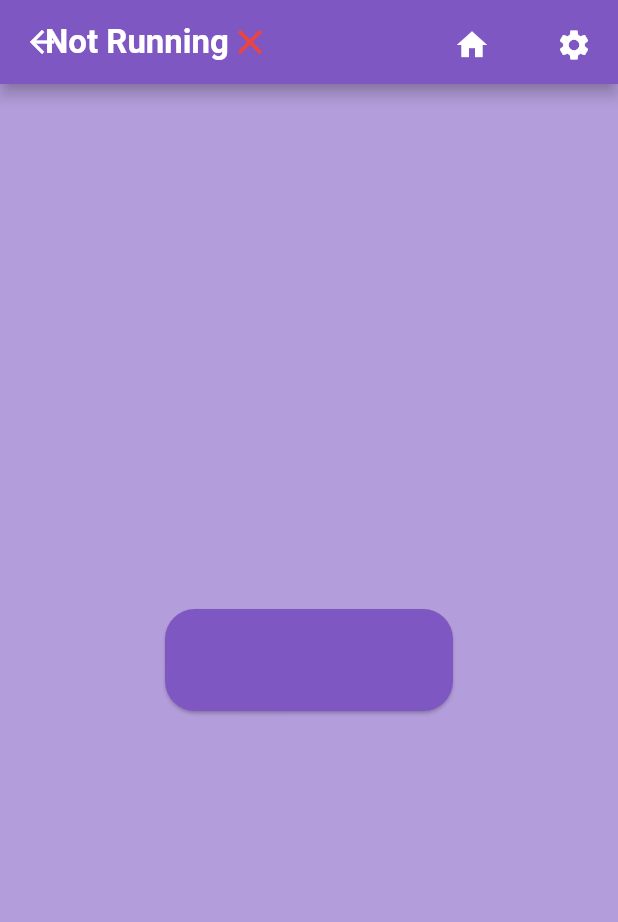
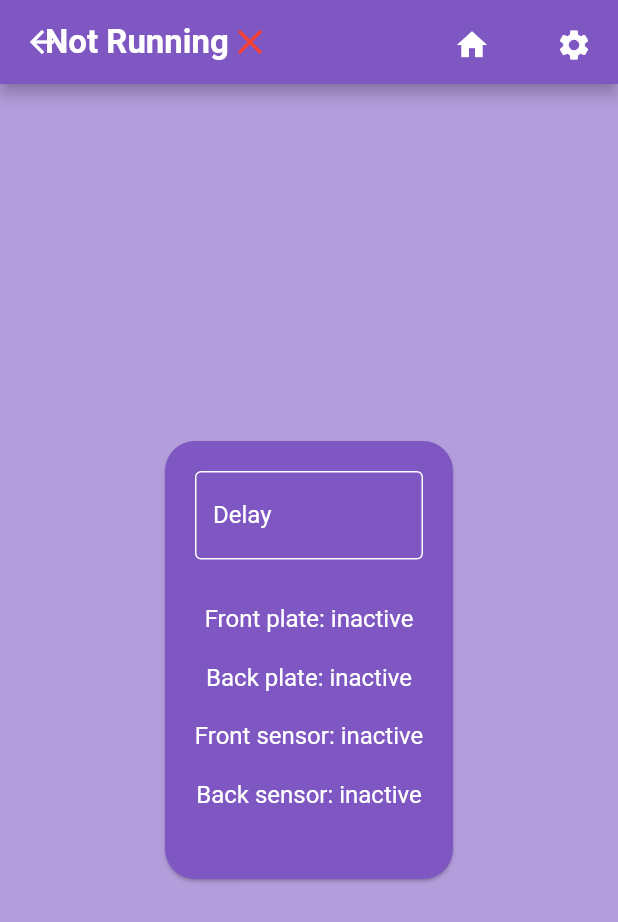
Before and after one commit to RobinsonEngineering/RoboCarApp, a Flutter app: the screen it shows after launch, after a tap on the "settings" icon, on a phone screen of 412 x 824 dp. Shown: the top 922 px of the screen. Run offline on Flutter 3.47's test engine with Material 2 defaults, Android fonts, the phone set to English and light mode, and no system bars; our stand-ins replace riverpod; statements that could not run were skipped.

Commit message:
Added delay field

```diff
--- a/lib/components/socket.dart
+++ b/lib/components/socket.dart
@@ -3,7 +3,7 @@ import 'dart:typed_data';
 
 void main() async {
   // bind the socket server to an address and port
-  // listen for clent connections to the server
+  // listen for client connections to the server
   print("alive");
   while (true) {
     await Future.delayed(Duration(seconds: 1));
--- a/lib/pages/settings.dart
+++ b/lib/pages/settings.dart
@@ -63,7 +63,7 @@ class Settings extends StatelessWidget {
         ),
         body: Center(
           child: Container(
-            height: 76,
+            height: 300,
             width: 200,
             child: Card(
               color: kPrimaryColor,
@@ -86,7 +86,7 @@ class StatusCard extends StatefulWidget {
 }
 
 class _StatusCardState extends State<StatusCard> {
-  String message = "test";
+  String message = "000000";
 
   Timer? timer;
 
@@ -106,18 +106,83 @@ class _StatusCardState extends State<StatusCard> {
   @override
   Widget build(BuildContext context) {
 
-    return Text(
-          message,
-          style: TextStyle(
-              color: Colors.white,
-              fontWeight: FontWeight.bold,
-              fontSize: 24
-        ));
+    return Column(
+      children: [
+        Padding(
+          padding: EdgeInsets.all(20),
+          child: TextField(
+            style: TextStyle(
+          color: Colors.white
+          ),
+            decoration: InputDecoration(
+              enabledBorder: OutlineInputBorder(
+                borderSide: BorderSide(
+                  color: Colors.white
+                )
+              ),
+              disabledBorder: OutlineInputBorder(
+                borderSide: BorderSide(
+                color: Colors.white
+                )
+              ),
+              labelText: 'Delay',
+              labelStyle: TextStyle(
+    color: Colors.white
+              ),
+            ),
+          ),
+        ),
+        Padding(
+          padding: EdgeInsets.all(10),
+          child: Text(
+              (() {if (message.substring(0, 0)  == '1') { return "Front plate: active: "; } return "Front plate: inactive";}()),
+              style: TextStyle(
+                  color: Colors.white,
+                  fontSize: 16
+              )
+          ),
+        ),
+
+        Padding(
+        padding: EdgeInsets.all(10),
+    child:Text(
+            (() {if (message.substring(1, 1)  == '1') { return "Back plate: active: "; } return "Back plate: inactive";}()),
+            style: TextStyle(
+                color: Colors.white,
+                fontSize: 16
+            )
+        ),
+        ),
+    Padding(
+    padding: EdgeInsets.all(10),
+    child:Text(
+            (() {if (message.substring(2, 2)  == '1') { return "Front sensor: active: "; } return "Front sensor: inactive";}()),
+            style: TextStyle(
+                color: Colors.white,
+                fontSize: 16
+            )
+        ),
+    ),
+    Padding(
+    padding: EdgeInsets.all(10),
+    child:Text(
+            (() {if (message.substring(3, 3)  == '1') { return "Back sensor: active: "; } return "Back sensor: inactive";}()),
+            style: TextStyle(
+                color: Colors.white,
+                fontSize: 16
+            )
+        ),
+    ),
+      ],
+    );
   }
 
   void update(int test) {
     setState(() {
       message = Socket().getServer();
+      if (message.length == 0) {
+        message = "00000";
+      }
     });
   }
 }
```
